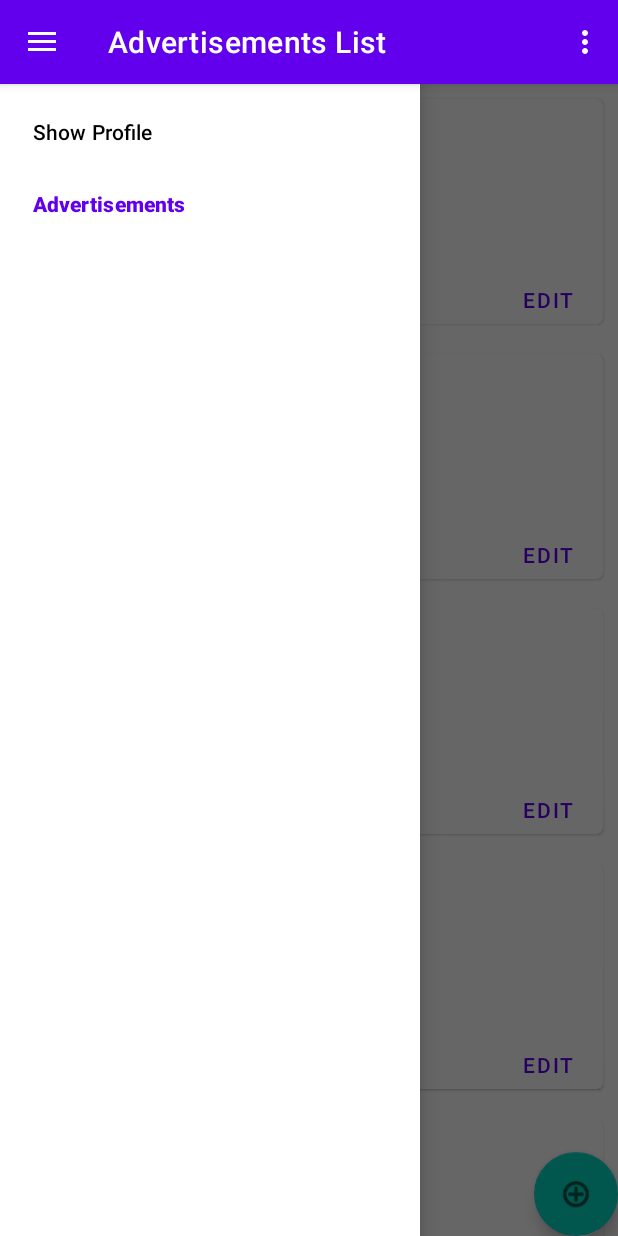
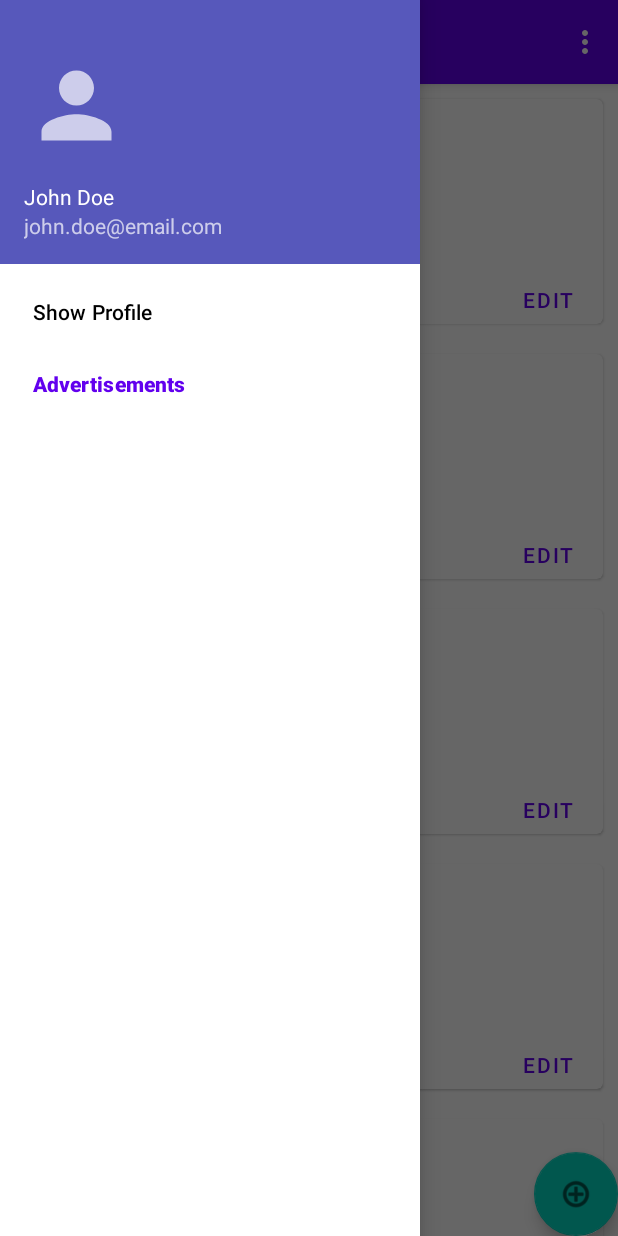
Before and after one commit to mosi14/TimeBankingApplication, an Android app: the screen it shows after launch (MainActivity), with the side drawer open, on a phone screen of 412 x 824 dp. Run offline under Robolectric (Android 15) with nearby library versions, the phone set to English and light mode, and no system bars; our stand-ins replace navigation-ui.

Commit message:
add profile info to navigation

```diff
--- a/app/src/main/java/it/polito/mad3/MainActivity.kt
+++ b/app/src/main/java/it/polito/mad3/MainActivity.kt
@@ -1,35 +1,43 @@
 package it.polito.mad3
 
-import androidx.appcompat.app.AppCompatActivity
+import android.content.Context
 import android.os.Bundle
 import android.view.Menu
 import android.view.MenuItem
-import android.widget.Toast
-import androidx.appcompat.app.ActionBarDrawerToggle
+import android.widget.ImageView
+import android.widget.TextView
+import androidx.appcompat.app.AppCompatActivity
+import androidx.appcompat.widget.Toolbar
 import androidx.drawerlayout.widget.DrawerLayout
-import androidx.fragment.app.Fragment
+import androidx.navigation.NavController
 import androidx.navigation.findNavController
 import androidx.navigation.ui.*
 import com.google.android.material.navigation.NavigationView
+import com.google.gson.Gson
 
 class MainActivity : AppCompatActivity() {
-
-    lateinit var drawerLayout: DrawerLayout
     private lateinit var appBarConfiguration: AppBarConfiguration
 
     override fun onCreate(savedInstanceState: Bundle?) {
         super.onCreate(savedInstanceState)
         setContentView(R.layout.activity_main)
+        val toolbar: Toolbar = findViewById(R.id.toolbar)
+        //set our toolbar as the action bar
+        setSupportActionBar(toolbar)
+
 
         val drawerLayout: DrawerLayout = findViewById(R.id.drawerLayout)
         val navView: NavigationView = findViewById(R.id.nav_view)
-        val navController = findNavController(R.id.frameLayout)
+        val navController = findNavController(R.id.nav_host_fragment)
         // setting title according to fragment
         navView.setupWithNavController(navController)
         // Passing each menu ID as a set of Ids because each
         // menu should be considered as top level destinations.
         appBarConfiguration = AppBarConfiguration(navController.graph, drawerLayout)
         setupActionBarWithNavController(navController, appBarConfiguration)
+
+        loadProfileInfoJson()
+
     }
 
     override fun onCreateOptionsMenu(menu: Menu): Boolean {
@@ -41,12 +49,50 @@ class MainActivity : AppCompatActivity() {
 
     override fun onOptionsItemSelected(item: MenuItem): Boolean {
         // Handle presses on the action bar menu items
-        val navController = findNavController(R.id.frameLayout)
+        val navController = findNavController(R.id.nav_host_fragment)
         return item.onNavDestinationSelected(navController) || super.onOptionsItemSelected(item)
     }
 
+
     override fun onSupportNavigateUp(): Boolean {
-        val navController = findNavController(R.id.frameLayout)
-        return navController.navigateUp(appBarConfiguration) || super.onSupportNavigateUp()
+        loadProfileInfoJson()
+        val navController = findNavController(R.id.nav_host_fragment)
+        val nav = navController.navigateUp(appBarConfiguration) || super.onSupportNavigateUp()
+        return nav
+    }
+
+    /* load Json data from shared preferences */
+    private fun loadProfileInfoJson() {
+        val navigationView = this.findViewById<NavigationView>(R.id.nav_view)
+        val headerView = navigationView.getHeaderView(0)
+
+        val sharedPref = this.getSharedPreferences(
+            getString(R.string.PreferencesFilename), Context.MODE_PRIVATE
+        )
+        val json = sharedPref?.getString(getString(R.string.Profile_Pref), "")
+        var fullName: String? = null
+        var email: String? = null
+        var imageUri: String? = null
+        if (!json.equals("", ignoreCase = true)) {
+            try {
+                val jsonobj = Gson().fromJson(json, ProfileData::class.java)
+                fullName = jsonobj.fullName
+                email = jsonobj.email
+                imageUri = jsonobj.imageUrl
+            } catch (e: Exception) {
+            }
+        }
+        if (!fullName.isNullOrEmpty()) {
+            val fullNameTxt = headerView.findViewById<TextView>(R.id.navbar_profileName)
+            fullNameTxt.text = fullName
+        }
+        if (!email.isNullOrEmpty()) {
+            val emailTxt = headerView.findViewById<TextView>(R.id.navbar_profileEmail)
+            emailTxt.text = email
+        }
+        if (!imageUri.isNullOrEmpty()) {
+            val imagevu = headerView.findViewById<ImageView>(R.id.navbar_profileImageView)
+            setImage(imagevu, imageUri, 70, 70)
+        }
     }
 }
--- a/app/src/main/res/layout/activity_main.xml
+++ b/app/src/main/res/layout/activity_main.xml
@@ -8,24 +8,38 @@
     android:layout_width="match_parent"
     android:layout_height="match_parent"
     android:fitsSystemWindows="true"
+    app:layout_behavior="@string/appbar_scrolling_view_behavior"
     tools:openDrawer="start">
     <androidx.coordinatorlayout.widget.CoordinatorLayout
-        android:layout_width="match_parent"
-        android:layout_height="match_parent"
+        android:layout_width="wrap_content"
+        android:layout_height="wrap_content"
         android:fitsSystemWindows="false">
 
+        <com.google.android.material.appbar.AppBarLayout
+            android:layout_width="match_parent"
+            android:layout_height="wrap_content"
+            android:theme="@style/Theme.MAD3.AppBarOverlay">
+        <androidx.appcompat.widget.Toolbar
+            android:id="@+id/toolbar"
+            android:layout_width="match_parent"
+            android:layout_height="?attr/actionBarSize"
+            android:background="?attr/colorPrimary"
+            app:popupTheme="@style/Theme.MAD3.PopupOverlay" />
+
+        </com.google.android.material.appbar.AppBarLayout>
+
     <fragment
-            android:id="@+id/frameLayout"
+        android:id="@+id/nav_host_fragment"
+        android:name="androidx.navigation.fragment.NavHostFragment"
         android:layout_width="match_parent"
         android:layout_height="match_parent"
         app:layout_behavior="@string/appbar_scrolling_view_behavior"
-            android:name="androidx.navigation.fragment.NavHostFragment"
+        app:defaultNavHost="true"
         app:layout_constraintBottom_toBottomOf="parent"
         app:layout_constraintEnd_toEndOf="parent"
         app:layout_constraintStart_toStartOf="parent"
         app:layout_constraintTop_toTopOf="parent"
-            app:navGraph="@navigation/navigation"
-            app:defaultNavHost="true"/>
+        app:navGraph="@navigation/navigation" />
 
     </androidx.coordinatorlayout.widget.CoordinatorLayout>
 
@@ -33,6 +47,7 @@
         android:id="@+id/nav_view"
         android:layout_width="wrap_content"
         android:layout_height="match_parent"
+        app:headerLayout="@layout/nav_header_main"
         app:menu="@menu/nav_menu"
         android:layout_gravity="start"
         android:fitsSystemWindows="true"
--- /dev/null
+++ b/app/src/main/res/layout/nav_header_main.xml
@@ -0,0 +1,50 @@
+<?xml version="1.0" encoding="utf-8"?>
+<LinearLayout xmlns:android="http://schemas.android.com/apk/res/android"
+    xmlns:app="http://schemas.android.com/apk/res-auto"
+    android:layout_width="match_parent"
+    android:layout_height="176dp"
+    android:background="@color/purple"
+    android:gravity="bottom"
+    android:orientation="vertical"
+    android:paddingLeft="16dp"
+    android:paddingTop="16dp"
+    android:paddingRight="16dp"
+    android:paddingBottom="16dp"
+    android:theme="@style/ThemeOverlay.AppCompat.Dark">
+
+    <RelativeLayout
+        android:id="@+id/ImageLayout"
+        android:layout_width="wrap_content"
+        android:layout_height="wrap_content"
+        android:gravity="top|left"
+        app:layout_constraintEnd_toEndOf="parent"
+        app:layout_constraintStart_toStartOf="parent"
+        app:layout_constraintTop_toTopOf="parent">
+
+
+        <ImageView
+            android:id="@+id/navbar_profileImageView"
+            android:layout_width="70dp"
+            android:layout_height="70dp"
+            android:layout_alignParentStart="true"
+            android:layout_centerVertical="true"
+            android:layout_marginTop="16dp"
+            android:background="@drawable/ic_baseline_person_24"
+            android:contentDescription="@string/profile_picture" />
+
+    </RelativeLayout>
+
+    <TextView
+        android:id="@+id/navbar_profileName"
+        android:layout_width="match_parent"
+        android:layout_height="wrap_content"
+        android:paddingTop="8dp"
+        android:text="@string/john_doe"
+        android:textAppearance="@style/TextAppearance.AppCompat.Body1" />
+
+    <TextView
+        android:id="@+id/navbar_profileEmail"
+        android:layout_width="wrap_content"
+        android:layout_height="wrap_content"
+        android:text="@string/john_doe_email_com" />
+</LinearLayout>
--- a/app/src/main/res/values/strings.xml
+++ b/app/src/main/res/values/strings.xml
@@ -7,6 +7,9 @@
     <string name="SELECTED_TIME"> group07.lab3.SelectedTime</string>
     <string name="TimeSlotListFileName">listoftimeslot.json</string>
     <string name="email_image">Email</string>
+    <string name="profile_picture">Profile Picture</string>
+    <string name="john_doe_email_com">john.doe@email.com</string>
+    <string name="john_doe">John Doe</string>
     <string name="edit_time_slot">Edit Time Slot</string>
     <string name="menu_profile">User profile</string>
     <string name="menu_time_slot_list">Advertisements</string>
--- a/app/src/main/res/values/themes.xml
+++ b/app/src/main/res/values/themes.xml
@@ -12,5 +12,11 @@
         <!-- Status bar color. -->
         <item name="android:statusBarColor" tools:targetApi="l">?attr/colorPrimaryVariant</item>
         <!-- Customize your theme here. -->
+        <item name="windowActionBar">false</item>
+        <item name="windowNoTitle">true</item>
     </style>
+
+    <style name="Theme.MAD3.AppBarOverlay" parent="ThemeOverlay.AppCompat.Dark.ActionBar" />
+
+    <style name="Theme.MAD3.PopupOverlay" parent="ThemeOverlay.AppCompat.Light" />
 </resources>
```
Also changed, not shown: app/src/main/java/it/polito/mad3/TimeSlotEditFragment.kt (+4 -3 lines), app/src/main/res/values/colors.xml (+30 -0 lines). Lines whose indentation alone changed are shown as unchanged.
